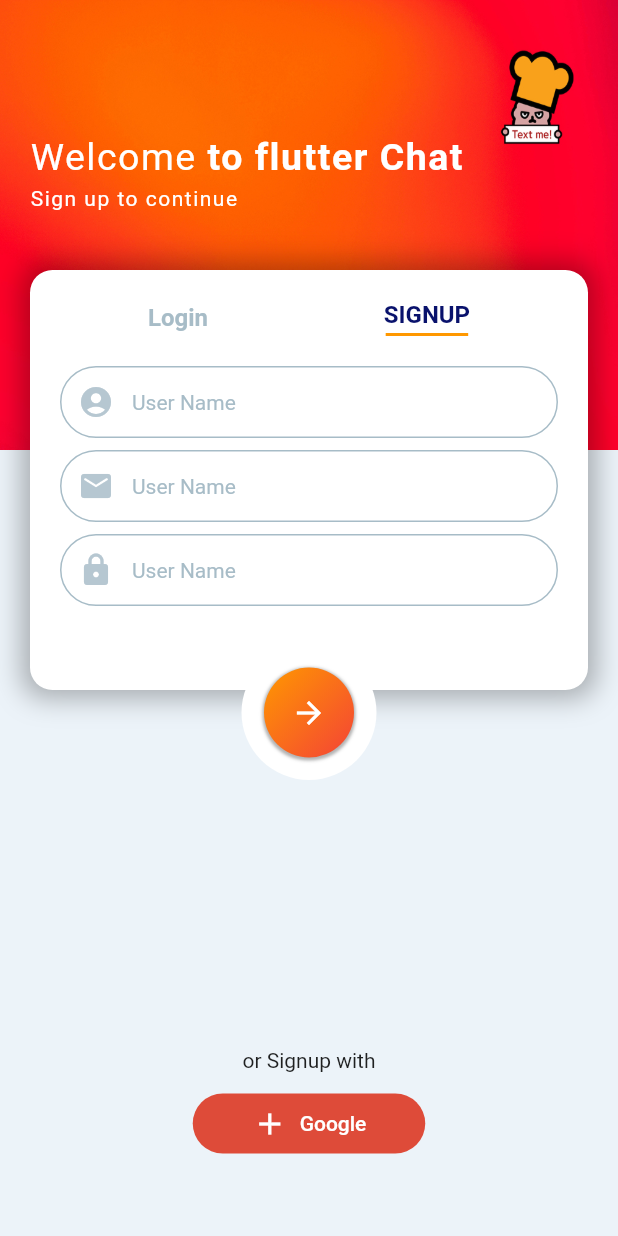
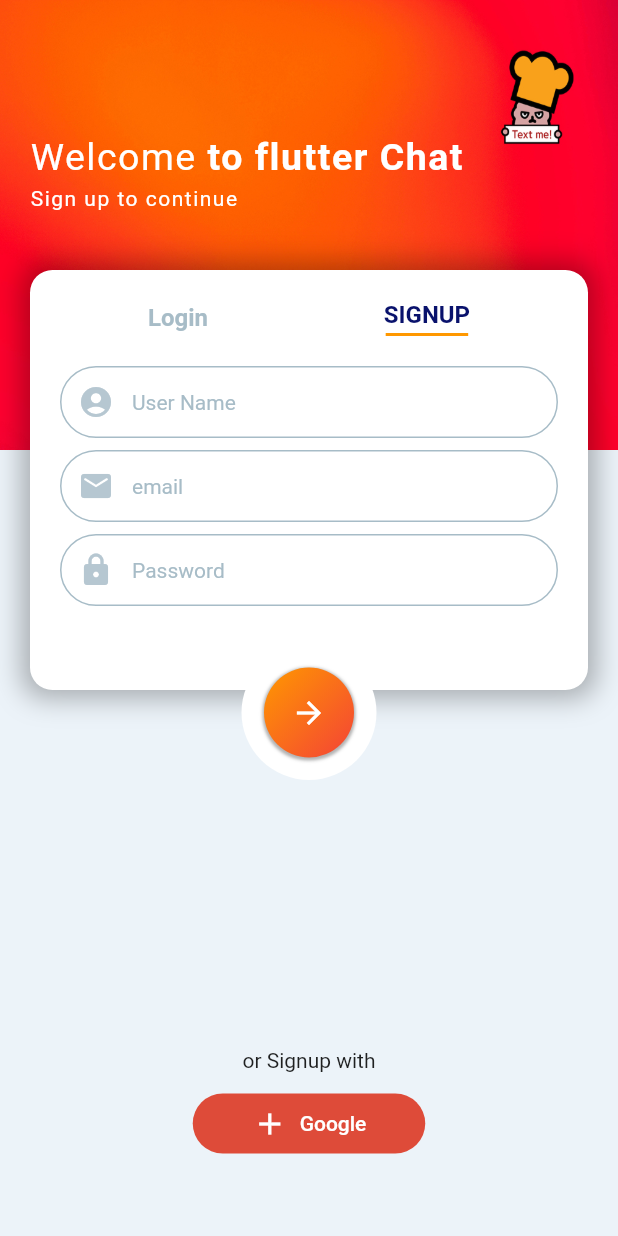
Before and after one commit to erlea100/flutter, a Flutter app: the screen it shows after launch, on a phone screen of 412 x 824 dp. Run offline on Flutter 3.47's test engine with Material 2 defaults, Android fonts, the phone set to English and light mode, and no system bars.

Commit message:
flutter-24

```diff
--- a/lib/screens/main_screen.dart
+++ b/lib/screens/main_screen.dart
@@ -10,12 +10,27 @@ class LoginSignupScreen extends StatefulWidget {
 
 class _LoginSignupScreenState extends State<LoginSignupScreen> {
   bool isSignupScreen = true;
+  final _formKey = GlobalKey<FormState>();
+  String userName = '';
+  String userEmail = '';
+  String userPassword = '';
+
+  void _tryValidation() {
+    final isValid = _formKey.currentState!.validate();
+    if (isValid) {
+      _formKey.currentState!.save();
+    }
+  }
 
   @override
   Widget build(BuildContext context) {
     return Scaffold(
       backgroundColor: Palette.backgroundColor,
-      body: Stack(
+      body: GestureDetector(
+        onTap: (){
+          FocusScope.of(context).unfocus();
+        },
+        child: Stack(
           children: [
             Positioned(
               top: 0,
@@ -74,10 +89,9 @@ class _LoginSignupScreenState extends State<LoginSignupScreen> {
               ),
             ),
             // background
-          Positioned(
-          // AnimatedPositioned(
-            // duration: Duration(milliseconds: 500),
-            // curve: Curves.easeIn,
+            AnimatedPositioned(
+              duration: Duration(milliseconds: 500),
+              curve: Curves.easeIn,
               top: 180.0,
               child: AnimatedContainer(
                 duration: Duration(milliseconds: 500),
@@ -97,6 +111,8 @@ class _LoginSignupScreenState extends State<LoginSignupScreen> {
                     ),
                   ],
                 ),
+                child: SingleChildScrollView(
+                  padding: EdgeInsets.only(bottom: 20),
                   child: Column(
                     children: [
                       Row(
@@ -164,10 +180,20 @@ class _LoginSignupScreenState extends State<LoginSignupScreen> {
                         Container(
                           margin: EdgeInsets.only(top: 20),
                           child: Form(
+                            key: _formKey,
                             child: Column(
                               children: [
                                 TextFormField(
                                   key: ValueKey(1),
+                                  validator: (value) {
+                                    if (value!.isEmpty || value.length < 4) {
+                                      return 'Please enter at leat 4 character';
+                                    }
+                                    return null;
+                                  },
+                                  onSaved: (value) {
+                                    userName = value!;
+                                  },
                                   decoration: InputDecoration(
                                     prefixIcon: Icon(
                                       Icons.account_circle,
@@ -202,6 +228,16 @@ class _LoginSignupScreenState extends State<LoginSignupScreen> {
                                 ),
                                 TextFormField(
                                   key: ValueKey(2),
+                                  validator: (value) {
+                                    if (value!.isEmpty || value.contains('@')) {
+                                      return 'Please enter a valid email address';
+                                    }
+                                    ;
+                                    return null;
+                                  },
+                                  onSaved: (value) {
+                                    userEmail = value!;
+                                  },
                                   decoration: InputDecoration(
                                     prefixIcon: Icon(
                                       Icons.email_rounded,
@@ -223,7 +259,7 @@ class _LoginSignupScreenState extends State<LoginSignupScreen> {
                                         Radius.circular(35.0),
                                       ),
                                     ),
-                                hintText: 'User Name',
+                                    hintText: 'email',
                                     hintStyle: TextStyle(
                                       fontSize: 14,
                                       color: Palette.textColor1,
@@ -236,6 +272,15 @@ class _LoginSignupScreenState extends State<LoginSignupScreen> {
                                 ),
                                 TextFormField(
                                   key: ValueKey(3),
+                                  validator: (value) {
+                                    if (value!.isEmpty || value.length < 6) {
+                                      return 'Password must be at least 7 characters long.';
+                                    }
+                                    return null;
+                                  },
+                                  onSaved: (value) {
+                                    userPassword = value!;
+                                  },
                                   decoration: InputDecoration(
                                     prefixIcon: Icon(
                                       Icons.lock_rounded,
@@ -257,7 +302,7 @@ class _LoginSignupScreenState extends State<LoginSignupScreen> {
                                         Radius.circular(35.0),
                                       ),
                                     ),
-                                hintText: 'User Name',
+                                    hintText: 'Password',
                                     hintStyle: TextStyle(
                                       fontSize: 14,
                                       color: Palette.textColor1,
@@ -273,44 +318,20 @@ class _LoginSignupScreenState extends State<LoginSignupScreen> {
                         Container(
                           margin: EdgeInsets.only(top: 20),
                           child: Form(
+                            key: _formKey,
                             child: Column(
                               children: [
                                 TextFormField(
                                   key: ValueKey(4),
-                              decoration: InputDecoration(
-                                prefixIcon: Icon(
-                                  Icons.account_circle,
-                                  color: Palette.iconColor,
-                                ),
-                                enabledBorder: OutlineInputBorder(
-                                  borderSide: BorderSide(
-                                    color: Palette.textColor1,
-                                  ),
-                                  borderRadius: BorderRadius.all(
-                                    Radius.circular(35.0),
-                                  ),
-                                ),
-                                focusedBorder: OutlineInputBorder(
-                                  borderSide: BorderSide(
-                                    color: Palette.textColor1,
-                                  ),
-                                  borderRadius: BorderRadius.all(
-                                    Radius.circular(35.0),
-                                  ),
-                                ),
-                                hintText: 'User Name',
-                                hintStyle: TextStyle(
-                                  fontSize: 14,
-                                  color: Palette.textColor1,
-                                ),
-                                contentPadding: EdgeInsets.all(10.0),
-                              ),
-                            ),
-                            SizedBox(
-                              height: 8.0,
-                            ),
-                            TextFormField(
-                              key: ValueKey(5),
+                                  validator: (value) {
+                                    if (value!.isEmpty || value.length < 6) {
+                                      return 'email validation check';
+                                    }
+                                    return null;
+                                  },
+                                  onSaved: (value) {
+                                    userEmail = value!;
+                                  },
                                   decoration: InputDecoration(
                                     prefixIcon: Icon(
                                       Icons.email_rounded,
@@ -332,7 +353,50 @@ class _LoginSignupScreenState extends State<LoginSignupScreen> {
                                         Radius.circular(35.0),
                                       ),
                                     ),
-                                hintText: 'User Name',
+                                    hintText: 'email',
+                                    hintStyle: TextStyle(
+                                      fontSize: 14,
+                                      color: Palette.textColor1,
+                                    ),
+                                    contentPadding: EdgeInsets.all(10.0),
+                                  ),
+                                ),
+                                SizedBox(
+                                  height: 8.0,
+                                ),
+                                TextFormField(
+                                  key: ValueKey(5),
+                                  validator: (value) {
+                                    if (value!.isEmpty || value.length < 6) {
+                                      return 'password validation check';
+                                    }
+                                    return null;
+                                  },
+                                  onSaved: (value) {
+                                    userPassword = value!;
+                                  },
+                                  decoration: InputDecoration(
+                                    prefixIcon: Icon(
+                                      Icons.lock_rounded,
+                                      color: Palette.iconColor,
+                                    ),
+                                    enabledBorder: OutlineInputBorder(
+                                      borderSide: BorderSide(
+                                        color: Palette.textColor1,
+                                      ),
+                                      borderRadius: BorderRadius.all(
+                                        Radius.circular(35.0),
+                                      ),
+                                    ),
+                                    focusedBorder: OutlineInputBorder(
+                                      borderSide: BorderSide(
+                                        color: Palette.textColor1,
+                                      ),
+                                      borderRadius: BorderRadius.all(
+                                        Radius.circular(35.0),
+                                      ),
+                                    ),
+                                    hintText: 'Password',
                                     hintStyle: TextStyle(
                                       fontSize: 14,
                                       color: Palette.textColor1,
@@ -348,11 +412,12 @@ class _LoginSignupScreenState extends State<LoginSignupScreen> {
                   ),
                 ),
               ),
+            ),
             // text form field
             AnimatedPositioned(
               duration: Duration(milliseconds: 500),
               curve: Curves.easeIn,
-            top: isSignupScreen? 430 : 390,
+              top: isSignupScreen ? 430 : 390,
               right: 0,
               left: 0,
               child: Center(
@@ -364,6 +429,10 @@ class _LoginSignupScreenState extends State<LoginSignupScreen> {
                     color: Colors.white,
                     borderRadius: BorderRadius.circular(50),
                   ),
+                  child: GestureDetector(
+                    onTap: () {
+                      _tryValidation();
+                    },
                     child: Container(
                       decoration: BoxDecoration(
                         gradient: LinearGradient(
@@ -392,9 +461,13 @@ class _LoginSignupScreenState extends State<LoginSignupScreen> {
                   ),
                 ),
               ),
+            ),
             // transfrom button
-          Positioned(
-            top: MediaQuery.of(context).size.height - 125,
+            AnimatedPositioned(
+              duration: Duration(milliseconds: 500),
+              curve: Curves.easeIn,
+              top: isSignupScreen ?  MediaQuery.of(context).size.height - 125
+              : MediaQuery.of(context).size.height - 165,
               right: 0,
               left: 0,
               child: Column(
@@ -419,7 +492,9 @@ class _LoginSignupScreenState extends State<LoginSignupScreen> {
                 ],
               ),
             )
+            // google login button
           ],
+        ),
       ),
     );
   }
--- a/pubspec.yaml
+++ b/pubspec.yaml
@@ -31,11 +31,12 @@ environment:
 dependencies:
   flutter:
     sdk: flutter
-
-
   # The following adds the Cupertino Icons font to your application.
   # Use with the CupertinoIcons class for iOS style icons.
   cupertino_icons: ^1.0.2
+  cloud_firestore: ^3.5.0
+  firebase_core: ^1.24.0
+
 
 dev_dependencies:
   flutter_test:
```
Also changed, not shown: pubspec.lock, 3 other files. Lines whose indentation alone changed are shown as unchanged.
